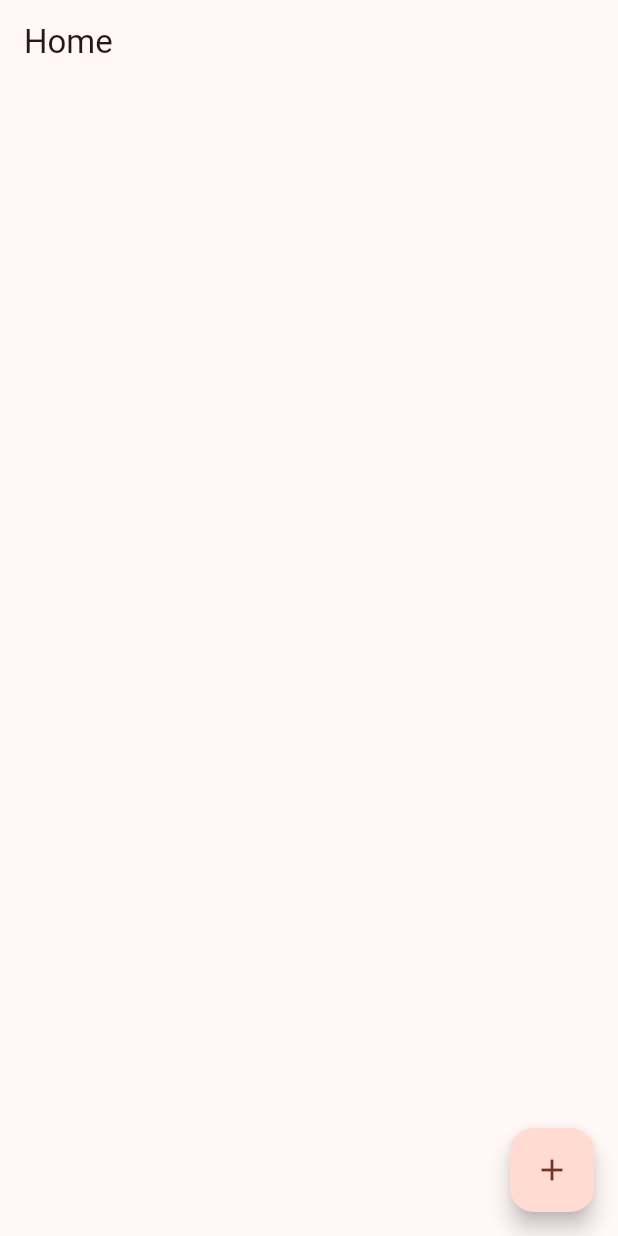
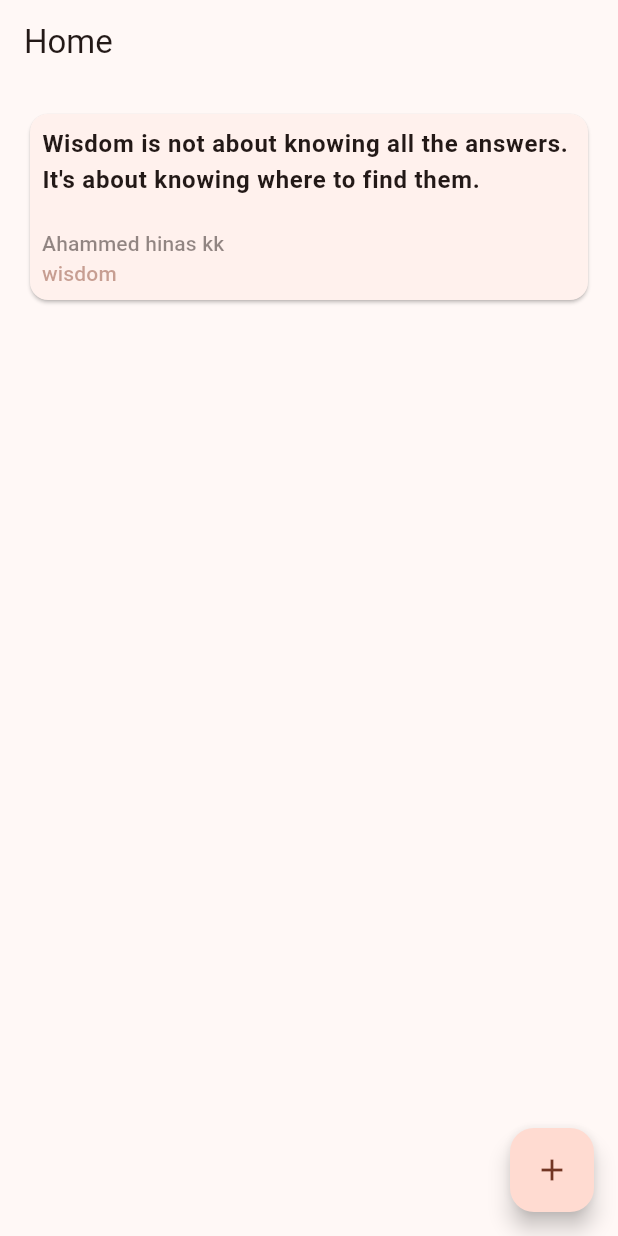
Before and after one commit to Hudaakk/community_quote_sharing_app, a Flutter app: the screen it shows after launch, on a phone screen of 412 x 824 dp. Run offline on Flutter 3.47's test engine with Material 3 defaults, Android fonts, the phone set to English and light mode, and no system bars.

Commit message:
created qoute list and showed it on home view

```diff
--- a/lib/res/utils/quotes.dart
+++ b/lib/res/utils/quotes.dart
@@ -7,4 +7,10 @@ List<QuoteModel> quotes = [
   //   quotes: "A single paper cant decide my future",
   //   category: Category.motivational,
   // )
+  QuoteModel(
+    yourName: "Ahammed hinas kk",
+    quotes:
+        "Wisdom is not about knowing all the answers. It's about knowing where to find them.",
+    category: Category.wisdom,
+  ),
 ];
--- a/lib/view/home/home_view.dart
+++ b/lib/view/home/home_view.dart
@@ -1,3 +1,4 @@
+import 'package:community_quote_sharing_app/res/utils/quotes.dart';
 import 'package:community_quote_sharing_app/view/home/widget/add_quote_sheet.dart';
 import 'package:flutter/material.dart';
 
@@ -11,9 +12,51 @@ class HomeView extends StatefulWidget {
 class _HomeViewState extends State<HomeView> {
   @override
   Widget build(BuildContext context) {
+    final theme = Theme.of(context);
     return Scaffold(
       appBar: AppBar(
         title: const Text("Home"),
+      ),
+      body: ListView.separated(
+        padding: const EdgeInsets.all(16),
+        itemCount: quotes.length,
+        separatorBuilder: (context, index) => const SizedBox(
+          height: 10,
+        ),
+        itemBuilder: (context, index) {
+          final data = quotes[index];
+          return Card(
+              child: Container(
+            padding: const EdgeInsets.all(8),
+            child: Column(
+              crossAxisAlignment: CrossAxisAlignment.start,
+              children: [
+                Text(
+                  data.quotes,
+                  style: theme.textTheme.bodyLarge!.copyWith(
+                    color: theme.colorScheme.onSurface,
+                    fontWeight: FontWeight.w600,
+                  ),
+                ),
+                const SizedBox(
+                  height: 20,
+                ),
+                Text(
+                  data.yourName,
+                  style: theme.textTheme.labelLarge!.copyWith(
+                    color: theme.colorScheme.onSurface.withOpacity(.5),
+                  ),
+                ),
+                Text(
+                  data.category.name,
+                  style: theme.textTheme.labelLarge!.copyWith(
+                    color: theme.colorScheme.primary.withOpacity(.5),
+                  ),
+                ),
+              ],
+            ),
+          ));
+        },
       ),
       floatingActionButton: FloatingActionButton(
         onPressed: () async {
```
